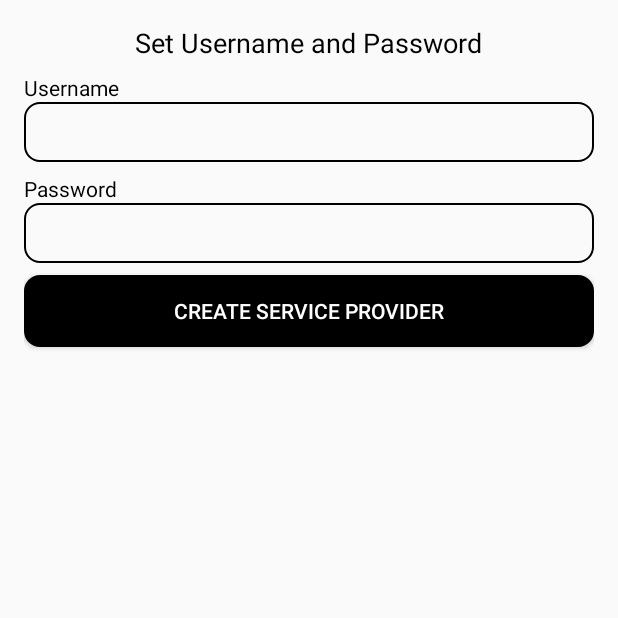
After one commit to pahulpreet-dev/Dooramo, an Android app: the CreateServiceProvider2 screen opened directly, with no data from a screen before it, on a phone screen of 412 x 824 dp, the top half of it. The commit adds this screen. Run offline under Robolectric (Android 15) with nearby library versions, the phone set to English and light mode, and no system bars.

Commit message:
Commit for Release 2.0

```diff
--- a/app/src/main/AndroidManifest.xml
+++ b/app/src/main/AndroidManifest.xml
@@ -24,7 +24,10 @@
         <activity android:name=".CreateManager" />
         <activity android:name=".CheckRequests" />
         <activity android:name=".RequestDetails" />
-        <activity android:name=".SelectProviders"></activity>
+        <activity android:name=".SelectProviders" />
+        <activity android:name=".CreateServiceProvider" />
+        <activity android:name=".CreateServiceProvider2" />
+        <activity android:name=".ProviderHome"></activity>
     </application>
 
 </manifest>
--- /dev/null
+++ b/app/src/main/java/com/example/preet/dooramo/CreateServiceProvider2.java
@@ -0,0 +1,99 @@
+package com.example.preet.dooramo;
+
+import android.app.Activity;
+import android.content.Intent;
+import android.database.Cursor;
+import android.database.sqlite.SQLiteDatabase;
+import android.os.Bundle;
+import android.view.View;
+import android.widget.Button;
+import android.widget.EditText;
+import android.widget.Toast;
+
+public class CreateServiceProvider2 extends Activity {
+
+    private String name, phone, email, service;
+    private EditText uname, password;
+    private Button create;
+    @Override
+    protected void onCreate(Bundle savedInstanceState) {
+        super.onCreate(savedInstanceState);
+        setContentView(R.layout.activity_create_service_provider2);
+        getExtras();
+        initComponents();
+        create.setOnClickListener(new View.OnClickListener() {
+            @Override
+            public void onClick(View v) {
+                if(valid()) {
+                    if(checkExisting()) {
+                        createNow();
+                    }
+                }
+            }
+        });
+    }
+
+    private void createNow() {
+        DBHelper dbHelper = new DBHelper(CreateServiceProvider2.this);
+        dbHelper.caller();
+        long status = -1;
+
+        status = dbHelper.createServiceProvider(name, phone, email, service, uname.getText().toString());
+        if(status > 0) {
+            long status1 = -1;
+            dbHelper.caller();
+            status1 = dbHelper.createServiceProviderAccount(uname.getText().toString(), password.getText().toString());
+            if(status1 > 0) {
+                Toast.makeText(this, "New service provider account has been created successfully",
+                        Toast.LENGTH_SHORT).show();
+                Intent close = new Intent(CreateServiceProvider2.this, ManagementHome.class);
+                close.addFlags(Intent.FLAG_ACTIVITY_CLEAR_TOP);
+                startActivity(close);
+            } else {
+                Toast.makeText(this, "Error. Please contact developer. 1", Toast.LENGTH_SHORT).show();
+            }
+        }
+        else
+            Toast.makeText(this, "Error. Please contact developer. 2", Toast.LENGTH_SHORT).show();
+    }
+
+    private boolean checkExisting() {
+        DBHelper dbHelper = new DBHelper(CreateServiceProvider2.this);
+        SQLiteDatabase dbcall = dbHelper.getReadableDatabase();
+
+        String query = "select * from 'serviceProviderAccount' where 'username' = '" +
+                uname.getText().toString() + "'";
+
+        Cursor next = dbcall.rawQuery(query, null);
+        if(next.moveToNext()) {
+            uname.setError("Selected username already exists");
+            return false;
+        } else
+            return true;
+    }
+
+    private boolean valid() {
+        if (uname.getText().toString().length() < 2) {
+            uname.setError("Enter username");
+            return false;
+        } else if (password.getText().toString().length() < 5) {
+            password.setError("Password must be 5 char");
+            return false;
+        }
+        return true;
+    }
+
+    private void initComponents() {
+        uname = findViewById(R.id.unameEditTextCSP2);
+        password = findViewById(R.id.passwordEditText2CSP2);
+        create = findViewById(R.id.creatButtonCSP2);
+    }
+
+    private void getExtras() {
+        Intent intent = getIntent();
+        name = intent.getStringExtra("name");
+        email = intent.getStringExtra("email");
+        phone = intent.getStringExtra("phone");
+        service= intent.getStringExtra("service");
+    }
+}
--- /dev/null
+++ b/app/src/main/res/layout/activity_create_service_provider2.xml
@@ -0,0 +1,60 @@
+<?xml version="1.0" encoding="utf-8"?>
+<LinearLayout xmlns:android="http://schemas.android.com/apk/res/android"
+    xmlns:app="http://schemas.android.com/apk/res-auto"
+    xmlns:tools="http://schemas.android.com/tools"
+    android:layout_width="match_parent"
+    android:layout_height="match_parent"
+    android:padding="@dimen/sixTeen"
+    android:orientation="vertical"
+    tools:context=".CreateServiceProvider2">
+
+    <TextView
+        android:id="@+id/textView18"
+        android:layout_width="wrap_content"
+        android:layout_height="wrap_content"
+        android:layout_gravity="center"
+        android:text="Set Username and Password"
+        android:textAppearance="@style/TextAppearance.AppCompat.Medium"
+        android:textColor="@android:color/black" />
+
+    <TextView
+        android:id="@+id/textView19"
+        android:layout_width="match_parent"
+        android:layout_height="wrap_content"
+        android:layout_marginTop="8dp"
+        android:text="Username"
+        android:textColor="@android:color/black" />
+
+    <EditText
+        android:id="@+id/unameEditTextCSP2"
+        android:layout_width="match_parent"
+        android:layout_height="40dp"
+        android:background="@drawable/edittext_style"
+        android:ems="10"
+        android:inputType="textPersonName" />
+
+    <TextView
+        android:id="@+id/textView20"
+        android:layout_width="match_parent"
+        android:layout_height="wrap_content"
+        android:layout_marginTop="8dp"
+        android:text="Password"
+        android:textColor="@android:color/black" />
+
+    <EditText
+        android:id="@+id/passwordEditText2CSP2"
+        android:layout_width="match_parent"
+        android:layout_height="40dp"
+        android:background="@drawable/edittext_style"
+        android:ems="10"
+        android:inputType="textPassword" />
+
+    <Button
+        android:id="@+id/creatButtonCSP2"
+        android:layout_width="match_parent"
+        android:layout_height="wrap_content"
+        android:layout_marginTop="8dp"
+        android:background="@drawable/button_style"
+        android:text="Create Service Provider"
+        android:textColor="@android:color/white" />
+</LinearLayout>
```
Also changed, not shown: app/src/main/java/com/example/preet/dooramo/CreateServiceProvider.java (added, +74 -0 lines), app/src/main/java/com/example/preet/dooramo/DBHelper.java (+32 -0 lines), app/src/main/java/com/example/preet/dooramo/LoginActivity.java (+21 -3 lines), app/src/main/java/com/example/preet/dooramo/ManagementHome.java (+8 -2 lines), app/src/main/java/com/example/preet/dooramo/ProviderHome.java (added, +173 -0 lines), app/src/main/res/layout/activity_create_service_provider.xml (added, +93 -0 lines), app/src/main/res/layout/activity_management_home.xml (+9 -0 lines), app/src/main/res/layout/activity_provider_home.xml (added, +26 -0 lines).
